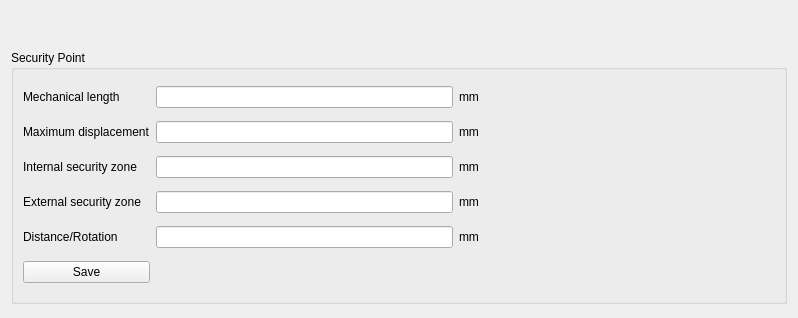
Old version of the form hcsettings/icmachinestructpage.ui in the repository GaussCheng/2-5AxisPunch.
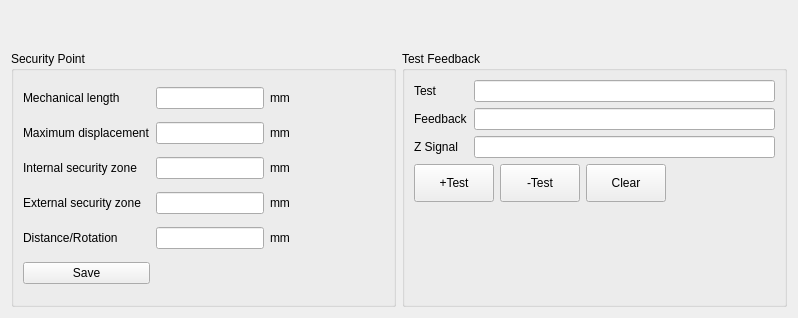
New version of the form. Custom widgets are drawn as their Qt base class.

The edit to the form file:
```diff
--- a/hcsettings/icmachinestructpage.ui
+++ b/hcsettings/icmachinestructpage.ui
@@ -14,21 +14,9 @@
    <string>Form</string>
   </property>
   <layout class="QVBoxLayout" name="verticalLayout">
-   <property name="spacing">
+   <property name="margin">
     <number>2</number>
    </property>
-   <property name="leftMargin">
-    <number>2</number>
-   </property>
-   <property name="topMargin">
-    <number>5</number>
-   </property>
-   <property name="rightMargin">
-    <number>2</number>
-   </property>
-   <property name="bottomMargin">
-    <number>5</number>
-   </property>
    <item>
     <layout class="QHBoxLayout" name="horizontalLayout">
      <property name="spacing">
@@ -215,7 +203,7 @@
       <number>0</number>
      </property>
      <widget class="QWidget" name="securityPage">
-      <layout class="QVBoxLayout" name="verticalLayout_2">
+      <layout class="QHBoxLayout" name="horizontalLayout_3">
        <item>
         <widget class="QGroupBox" name="securityPointGroupBox">
          <property name="enabled">
@@ -329,6 +317,146 @@
              <string>Save</string>
             </property>
            </widget>
+          </item>
+         </layout>
+         <zorder>label</zorder>
+         <zorder>mechanicalLengthLineEdit</zorder>
+         <zorder>label_3</zorder>
+         <zorder>label_2</zorder>
+         <zorder>maximumDisplacementLineEdit</zorder>
+         <zorder>label_4</zorder>
+         <zorder>minLabel</zorder>
+         <zorder>internalSecurityZoneLineEdit</zorder>
+         <zorder>label_9</zorder>
+         <zorder>maxLabel</zorder>
+         <zorder>externalSecurityZoneLineEdit</zorder>
+         <zorder>label_10</zorder>
+         <zorder>label_8</zorder>
+         <zorder>distanceRotationEdit</zorder>
+         <zorder>label_11</zorder>
+         <zorder>saveToolButton</zorder>
+         <zorder>testGroupBox</zorder>
+         <zorder>horizontalSpacer_2</zorder>
+         <zorder>testGroupBox</zorder>
+        </widget>
+       </item>
+       <item>
+        <widget class="QGroupBox" name="testGroupBox">
+         <property name="title">
+          <string>Test Feedback</string>
+         </property>
+         <layout class="QFormLayout" name="formLayout_2">
+          <property name="bottomMargin">
+           <number>0</number>
+          </property>
+          <item row="0" column="0">
+           <widget class="QLabel" name="label_5">
+            <property name="text">
+             <string>Test</string>
+            </property>
+           </widget>
+          </item>
+          <item row="0" column="1">
+           <widget class="QLineEdit" name="testLineEdit"/>
+          </item>
+          <item row="1" column="0">
+           <widget class="QLabel" name="label_6">
+            <property name="text">
+             <string>Feedback</string>
+            </property>
+           </widget>
+          </item>
+          <item row="1" column="1">
+           <widget class="QLineEdit" name="feedbackEdit"/>
+          </item>
+          <item row="2" column="0">
+           <widget class="QLabel" name="label_7">
+            <property name="text">
+             <string>Z Signal</string>
+            </property>
+           </widget>
+          </item>
+          <item row="2" column="1">
+           <widget class="QLineEdit" name="zSignalEdit"/>
+          </item>
+          <item row="3" column="0" colspan="2">
+           <layout class="QHBoxLayout" name="horizontalLayout_2">
+            <item>
+             <widget class="QPushButton" name="testPushButton">
+              <property name="sizePolicy">
+               <sizepolicy hsizetype="Preferred" vsizetype="Preferred">
+                <horstretch>0</horstretch>
+                <verstretch>0</verstretch>
+               </sizepolicy>
+              </property>
+              <property name="minimumSize">
+               <size>
+                <width>80</width>
+                <height>38</height>
+               </size>
+              </property>
+              <property name="maximumSize">
+               <size>
+                <width>80</width>
+                <height>38</height>
+               </size>
+              </property>
+              <property name="text">
+               <string>+Test</string>
+              </property>
+             </widget>
+            </item>
+            <item>
+             <widget class="QPushButton" name="revTestPushButton">
+              <property name="sizePolicy">
+               <sizepolicy hsizetype="Preferred" vsizetype="Preferred">
+                <horstretch>0</horstretch>
+                <verstretch>0</verstretch>
+               </sizepolicy>
+              </property>
+              <property name="minimumSize">
+               <size>
+                <width>80</width>
+                <height>38</height>
+               </size>
+              </property>
+              <property name="maximumSize">
+               <size>
+                <width>80</width>
+                <height>38</height>
+               </size>
+              </property>
+              <property name="text">
+               <string>-Test</string>
+              </property>
+             </widget>
+            </item>
+            <item>
+             <widget class="QPushButton" name="pushButton">
+              <property name="sizePolicy">
+               <sizepolicy hsizetype="Preferred" vsizetype="Preferred">
+                <horstretch>0</horstretch>
+                <verstretch>0</verstretch>
+               </sizepolicy>
+              </property>
+              <property name="minimumSize">
+               <size>
+                <width>80</width>
+                <height>38</height>
+               </size>
+              </property>
+              <property name="maximumSize">
+               <size>
+                <width>80</width>
+                <height>38</height>
+               </size>
+              </property>
+              <property name="text">
+               <string>Clear</string>
+              </property>
+             </widget>
+            </item>
+           </layout>
           </item>
          </layout>
         </widget>
```
Left out of the diff: 26 changed lines with no effect on the pictures.
